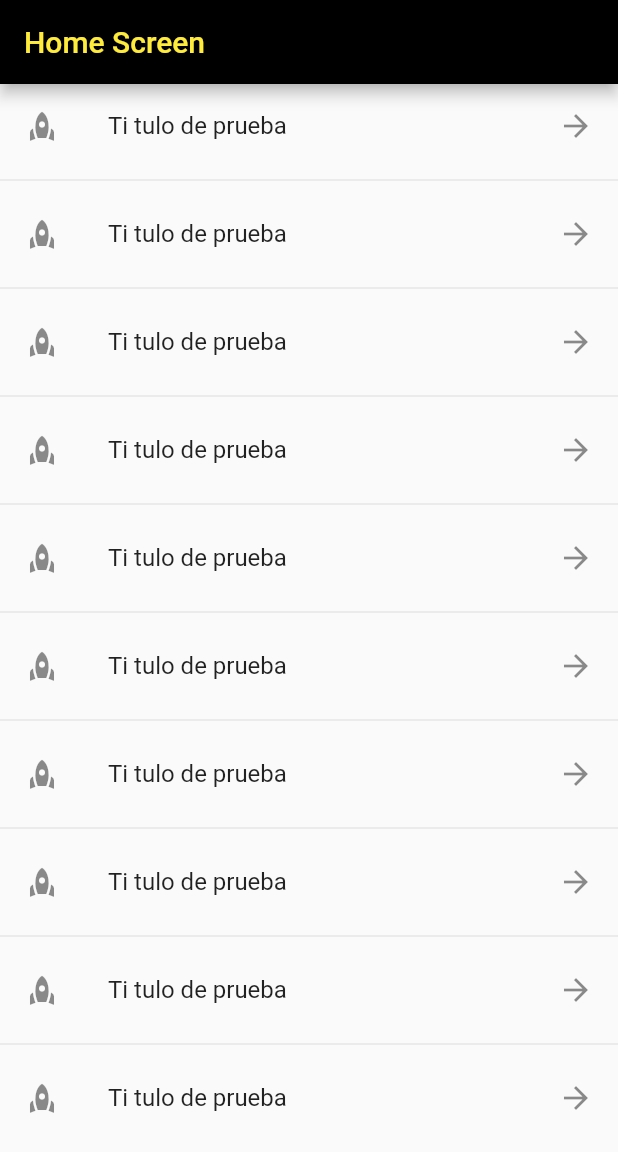
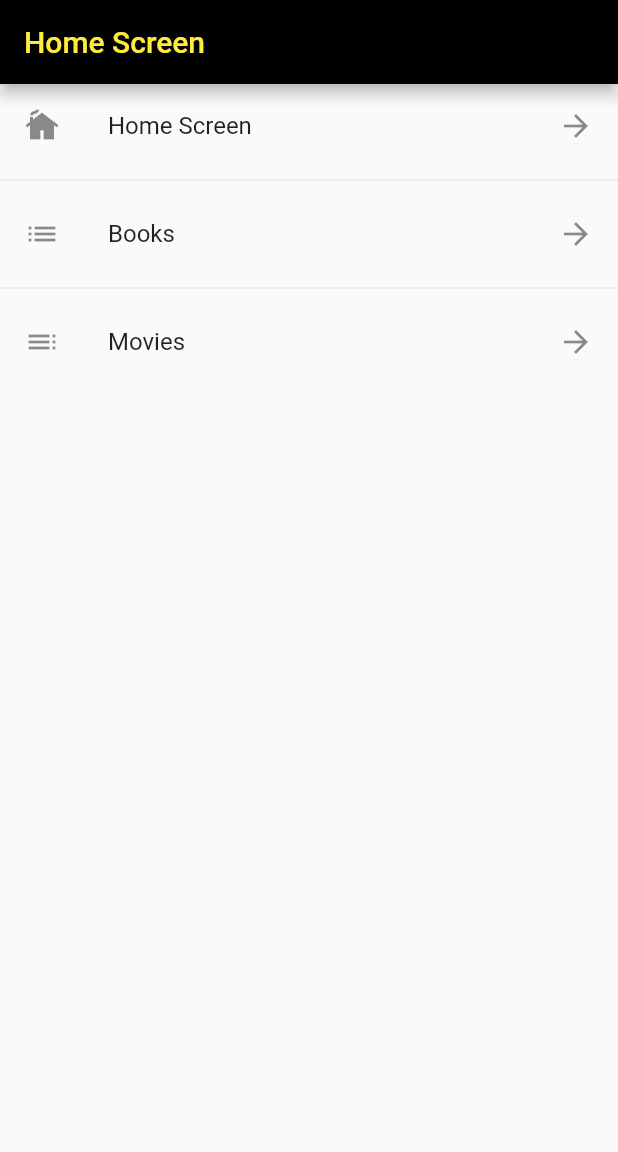
Before and after one commit to Abdielcoder/flutterSnippets, a Flutter app: the screen it shows after launch, on a phone screen of 412 x 824 dp. Shown: the top 1152 px of the screen. Run offline on Flutter 3.47's test engine with Material 2 defaults, Android fonts, the phone set to English and light mode, and no system bars; our stand-ins replace new_gradient_app_bar.

Commit message:
SNP07 - DYNAMIC ROUTES

```diff
--- a/components/lib/main.dart
+++ b/components/lib/main.dart
@@ -17,7 +17,8 @@ class MyApp extends StatelessWidget {
       title: 'Welcome to Flutter',
       //home: ListView2Screen(),
       initialRoute: AppRoutes.initialRoute,
-      routes: AppRoutes.routes
+      routes: AppRoutes.getAppRoutes(),//All routes
+      onGenerateRoute: AppRoutes.onGenerateRoute,
     );
   }
 }
--- a/components/lib/models/menu_option.dart
+++ b/components/lib/models/menu_option.dart
@@ -0,0 +1,18 @@
+
+import 'package:flutter/material.dart';
+
+class MenuOption{
+
+  final String route;
+  final IconData icon;
+  final String name;
+  final Widget screen;
+
+  MenuOption(
+      {
+    required this.route,
+    required this.icon,
+    required this.name,
+    required this.screen
+       });
+}
--- a/components/lib/models/models.dart
+++ b/components/lib/models/models.dart
@@ -0,0 +1 @@
+export 'package:components/models/menu_option.dart';
--- a/components/lib/router/app_routes.dart
+++ b/components/lib/router/app_routes.dart
@@ -1,11 +1,33 @@
+import 'package:components/models/models.dart';
 import 'package:flutter/cupertino.dart';
+import 'package:flutter/material.dart';
 import '../screens/screens.dart';
 
 class AppRoutes{
   static const initialRoute = 'HomePage';
-  static Map<String, Widget Function(BuildContext)> routes = {
-    'listPage1': (BuildContext context) => const ListView1Screen(),
-    'listPage2': (BuildContext context) => const ListView2Screen(),
-    'HomePage' : (BuildContext context) => const HomeScreen(),
-  };
+  static final menuOptions = <MenuOption>[//Model
+    //Add riquired items and it types
+    MenuOption(route:'HomePage' ,icon: Icons.cottage ,name: 'Home Screen' ,screen:HomeScreen()),
+    MenuOption(route:'listPage1' ,icon: Icons.list ,name: 'Books' ,screen:ListView1Screen()),
+    MenuOption(route:'listPage2' ,icon: Icons.toc ,name: 'Movies' ,screen:ListView2Screen()),
+  ];
+
+  static Map<String, Widget Function(BuildContext)> getAppRoutes(){//Strint and Widget
+    //Map for Routes
+    Map<String, Widget Function(BuildContext)> appRoutes = {};
+      for(final option in menuOptions){
+        appRoutes.addAll({option.route: (BuildContext context) => option.screen});
+      }
+
+    return appRoutes;
+  }
+
+  static Route<dynamic> onGenerateRoute(RouteSettings settings){
+    return MaterialPageRoute(builder: (context) => const ListView1Screen());
+  }
+  // static Map<String, Widget Function(BuildContext)> routes = {
+  //   'listPage1': (BuildContext context) => const ListView1Screen(),
+  //   'listPage2': (BuildContext context) => const ListView2Screen(),
+  //   'HomePage' : (BuildContext context) => const HomeScreen(),
+  // };
 }
--- a/components/lib/screens/home_screen.dart
+++ b/components/lib/screens/home_screen.dart
@@ -1,3 +1,5 @@
+import 'package:components/models/menu_option.dart';
+import 'package:components/router/app_routes.dart';
 import 'package:flutter/material.dart';
 
 void main() {
@@ -18,13 +20,14 @@ class HomeScreen extends StatelessWidget {
         ),
         body:  ListView.separated(
             separatorBuilder: (context, index) => const Divider(),
-            itemCount: 10,
-            itemBuilder: (_, __) =>   ListTile(
-                    leading:  const Icon(Icons.rocket),
-                    title:    const Text('Ti tulo de prueba'),
+            itemCount: AppRoutes.menuOptions.length,
+            itemBuilder: (context, index) =>   ListTile(
+                    leading:  Icon(AppRoutes.menuOptions[index].icon),
+                    title:    Text(AppRoutes.menuOptions[index].name),
                     trailing: const  Icon(Icons.arrow_forward),
                     onTap: () {
-                      Navigator.pushNamed(context, 'listPage1');
+                      //Iterate de list of Routes
+                      Navigator.of(context, rootNavigator: true).pushNamed(AppRoutes.menuOptions[index].route);
                     },
         ),
       ),
--- a/components/lib/screens/listview1_screen.dart
+++ b/components/lib/screens/listview1_screen.dart
@@ -1,5 +1,4 @@
 
-import 'package:flutter/cupertino.dart';
 import 'package:flutter/material.dart';
 
 class ListView1Screen extends StatelessWidget{
--- a/components/lib/screens/listview2_screen.dart
+++ b/components/lib/screens/listview2_screen.dart
@@ -1,11 +1,10 @@
 
-import 'package:flutter/cupertino.dart';
 import 'package:flutter/material.dart';
 
 class ListView2Screen extends StatelessWidget{
   const ListView2Screen({super.key});
   //List of items
-  final books = const['Poder sin Limites','El poder Del Ahora','Harry potter','Moby-Dick'];
+  final movies = const['Avengers','Infinity War','Harry potter','Moby-Dick'];
 
   @override
   Widget build(BuildContext context) {
@@ -16,13 +15,13 @@ class ListView2Screen extends StatelessWidget{
         child: ListView.separated(//List
            // itemBuilder: (context, index) => Text('${books[index]}' ),
               itemBuilder: (context, index) => ListTile(
-              leading: const Icon(Icons.account_circle_sharp),//First Icon
-              title: Text(books[index]),//Iterate list
+              leading: const Icon(Icons.smart_display),//First Icon
+              title: Text(movies[index]),//Iterate list
               trailing: const Icon(Icons.arrow_forward_ios_outlined),//Last Icon
               onTap: () =>{},
             ),
             separatorBuilder: (_, __) => const Divider(),
-            itemCount: books.length)//Items count
+            itemCount: movies.length)//Items count
       ),
     );
   }
```
